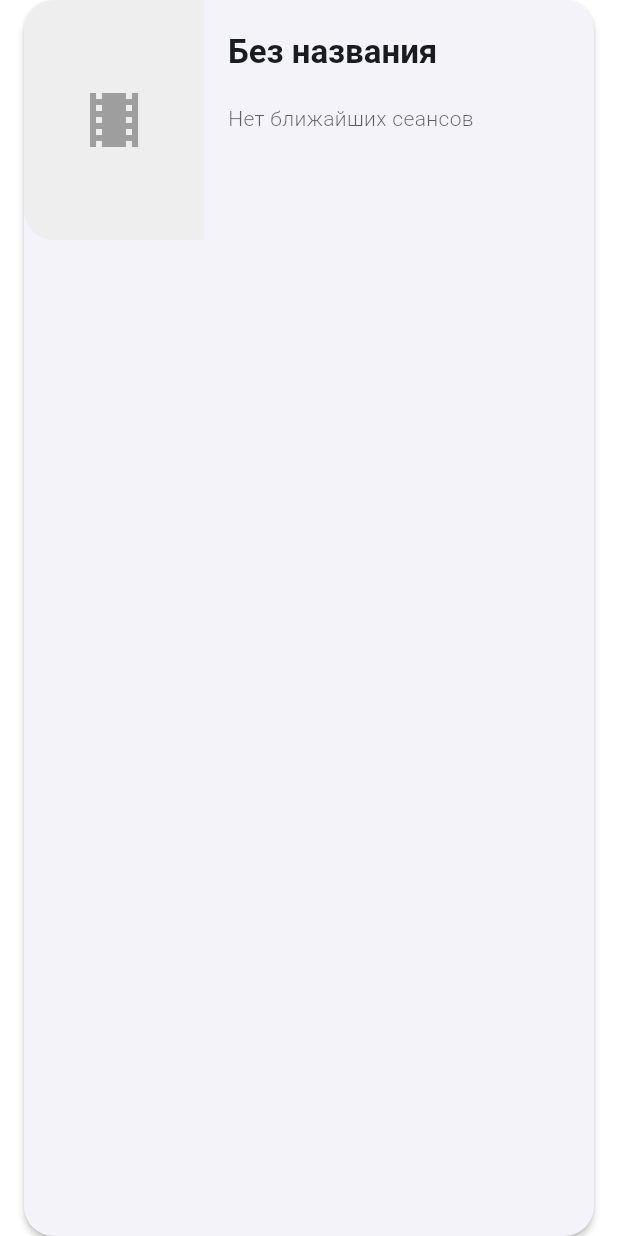
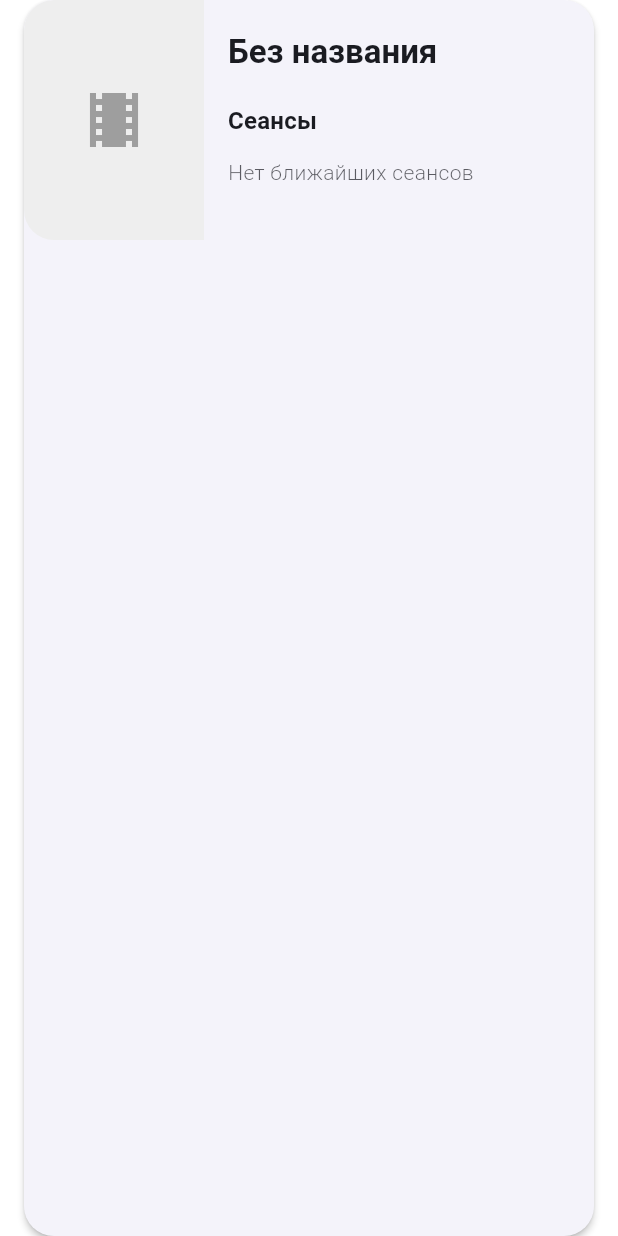
Before and after one commit to WAYFARER87/gm-app, a Flutter app: the CinemaFilmCard widget shown alone on an empty page, opened directly with empty values, on a phone screen of 412 x 824 dp. Run offline on Flutter 3.47's test engine with Material 3 defaults, Android fonts, the phone set to English and light mode, and no system bars; our stand-ins replace dio, flutter_html, palette_generator, permission_handler, share_plus, shared_preferences and 1 more; accounts and stored records are empty; network calls fail.

Commit message:
Add showtimes heading to cinema film card

```diff
--- a/lib/features/cinema/widgets/cinema_film_card.dart
+++ b/lib/features/cinema/widgets/cinema_film_card.dart
@@ -73,6 +73,16 @@ class CinemaFilmCard extends StatelessWidget {
                   ),
                 ],
                 const SizedBox(height: 20),
+                Text(
+                  'Сеансы',
+                  style: (textTheme.titleMedium ?? textTheme.titleSmall ??
+                          const TextStyle())
+                      .copyWith(
+                    fontWeight: FontWeight.w600,
+                    color: colorScheme.onSurface,
+                  ),
+                ),
+                const SizedBox(height: 12),
                 if (groups.isNotEmpty && showtimesByCinema.isNotEmpty)
                   _ShowtimeScheduleTable(
                     dayLabels: groups.keys.toList(),
```
